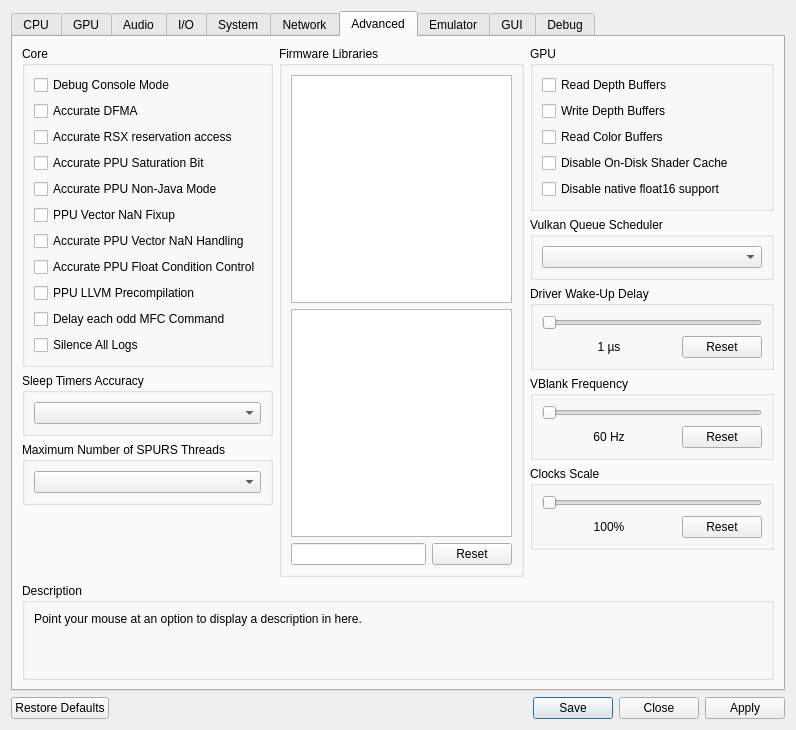
Qt form rpcs3/rpcs3qt/settings_dialog.ui (RPCS3/rpcs3) before a commit.
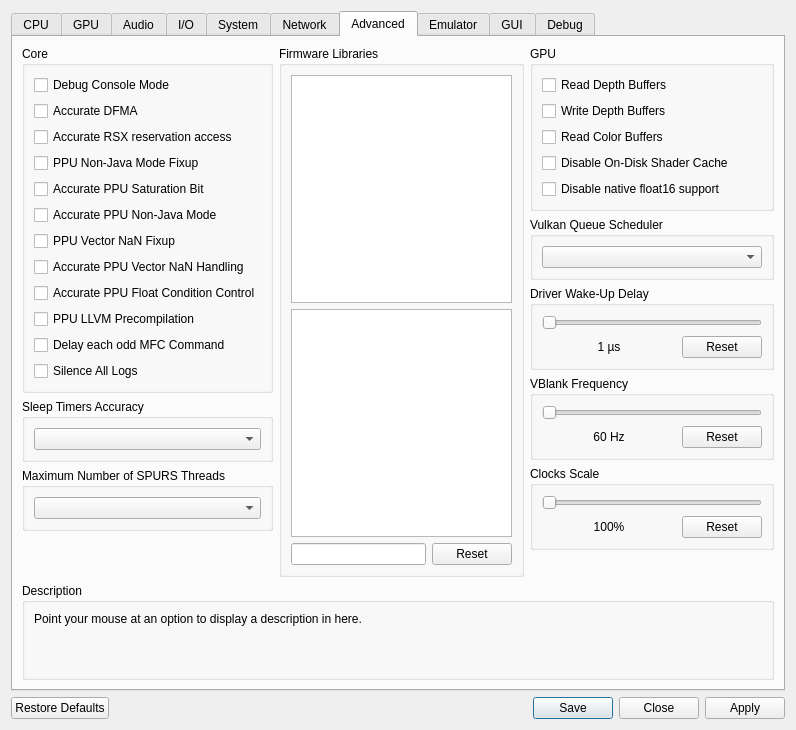
The same form after that commit. The open tabs and pages were chosen to show the change. Icons and pictures are not drawn.

Commit message:
PPU: restore previous NJ mode handling option
Fix the divergence between PPU Interpreter and LLVM.

What changed in the file:
```diff
--- a/rpcs3/rpcs3qt/settings_dialog.ui
+++ b/rpcs3/rpcs3qt/settings_dialog.ui
@@ -2063,6 +2063,13 @@
                 </property>
                </widget>
               </item>
+              <item>
+               <widget class="QCheckBox" name="ppuNJFixup">
+                <property name="text">
+                 <string>PPU Non-Java Mode Fixup</string>
+                </property>
+               </widget>
+              </item>
               <item>
                <widget class="QCheckBox" name="accuratePPUSAT">
                 <property name="text">
```
The commit also changes 7 other files.
